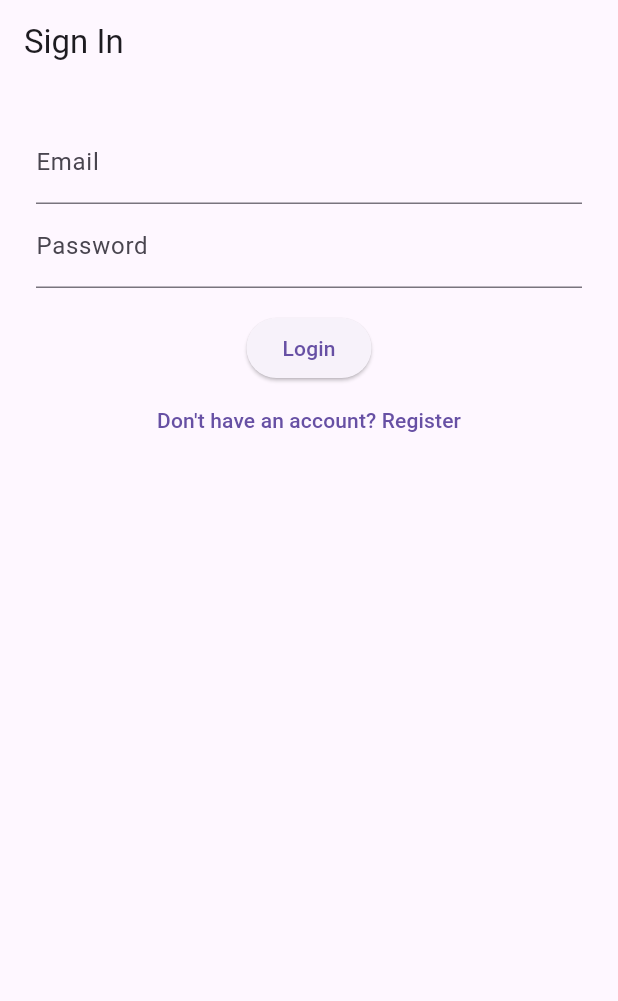
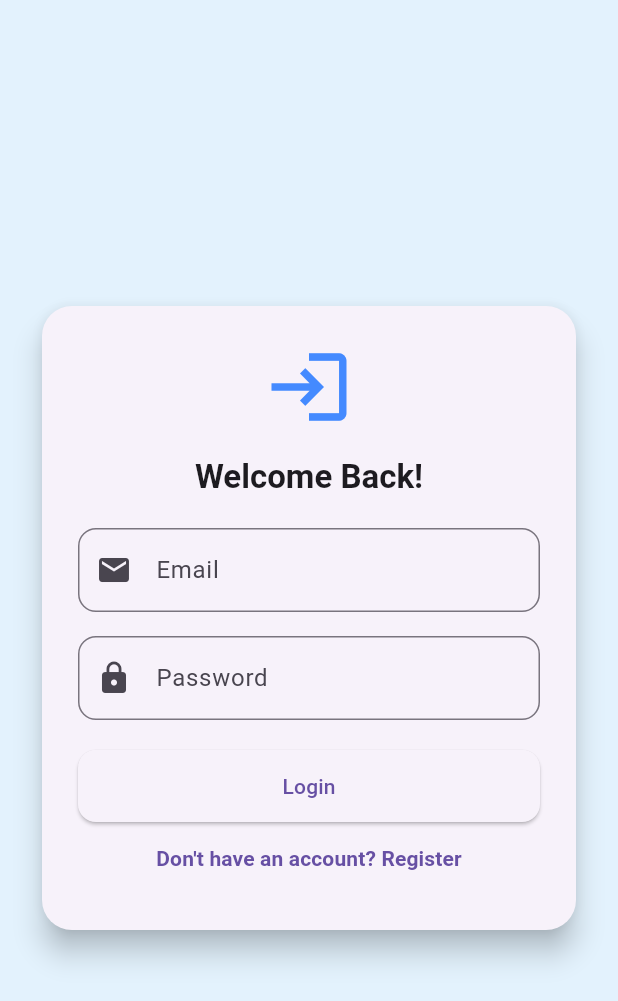
Before and after one commit to srikrishnakolli/class_activity_13, a Flutter app: the screen it shows after launch, on a phone screen of 412 x 824 dp. Shown: the top 1001 px of the screen. Run offline on Flutter 3.47's test engine with Material 3 defaults, Android fonts, the phone set to English and light mode, and no system bars; our stand-ins replace firebase_auth, firebase_core; accounts and stored records are empty.

Commit message:
addded btter ui flow

```diff
--- a/lib/main.dart
+++ b/lib/main.dart
@@ -20,7 +20,10 @@ class MyApp extends StatelessWidget {
   Widget build(BuildContext context) {
     return MaterialApp(
       title: 'Firebase Auth Demo',
-      theme: ThemeData(primarySwatch: Colors.blue),
+      theme: ThemeData(
+        primarySwatch: Colors.blue,
+        useMaterial3: true,
+      ),
       home: const AuthScreen(),
       debugShowCheckedModeBanner: false,
     );
@@ -70,31 +73,76 @@ class _AuthScreenState extends State<AuthScreen> {
   @override
   Widget build(BuildContext context) {
     return Scaffold(
-      appBar: AppBar(title: Text(isLogin ? 'Sign In' : 'Register')),
-      body: Padding(
+      backgroundColor: Colors.blue[50],
+      body: Center(
+        child: SingleChildScrollView(
+          padding: const EdgeInsets.all(24),
+          child: Card(
+            shape: RoundedRectangleBorder(
+              borderRadius: BorderRadius.circular(20),
+            ),
+            elevation: 8,
+            child: Padding(
               padding: const EdgeInsets.all(24),
               child: Form(
                 key: _formKey,
                 child: Column(
+                  mainAxisSize: MainAxisSize.min,
                   children: [
+                    Icon(
+                      isLogin ? Icons.login : Icons.person_add,
+                      size: 60,
+                      color: Colors.blueAccent,
+                    ),
+                    const SizedBox(height: 16),
+                    Text(
+                      isLogin ? 'Welcome Back!' : 'Create Account',
+                      style: Theme.of(context).textTheme.headline6?.copyWith(
+                            fontWeight: FontWeight.bold,
+                          ),
+                    ),
+                    const SizedBox(height: 20),
                     TextFormField(
                       controller: _emailController,
-                decoration: const InputDecoration(labelText: 'Email'),
+                      decoration: InputDecoration(
+                        labelText: 'Email',
+                        border: OutlineInputBorder(
+                          borderRadius: BorderRadius.circular(12),
+                        ),
+                        prefixIcon: const Icon(Icons.email),
+                      ),
                       validator: (val) =>
                           val != null && val.contains('@') ? null : 'Invalid email',
                     ),
+                    const SizedBox(height: 16),
                     TextFormField(
                       controller: _passwordController,
                       obscureText: true,
-                decoration: const InputDecoration(labelText: 'Password'),
-                validator: (val) => val != null && val.length >= 6
+                      decoration: InputDecoration(
+                        labelText: 'Password',
+                        border: OutlineInputBorder(
+                          borderRadius: BorderRadius.circular(12),
+                        ),
+                        prefixIcon: const Icon(Icons.lock),
+                      ),
+                      validator: (val) =>
+                          val != null && val.length >= 6
                               ? null
                               : 'Password must be 6+ characters',
                     ),
-              const SizedBox(height: 16),
-              ElevatedButton(
+                    const SizedBox(height: 20),
+                    SizedBox(
+                      width: double.infinity,
+                      child: ElevatedButton(
+                        style: ElevatedButton.styleFrom(
+                          padding: const EdgeInsets.symmetric(vertical: 14),
+                          shape: RoundedRectangleBorder(
+                            borderRadius: BorderRadius.circular(12),
+                          ),
+                        ),
                         onPressed: _submit,
                         child: Text(isLogin ? 'Login' : 'Register'),
+                      ),
                     ),
                     TextButton(
                       onPressed: () {
@@ -103,13 +151,25 @@ class _AuthScreenState extends State<AuthScreen> {
                           errorMsg = '';
                         });
                       },
-                child: Text(isLogin
+                      child: Text(
+                        isLogin
                             ? 'Don\'t have an account? Register'
-                    : 'Already have an account? Login'),
+                            : 'Already have an account? Login',
+                        style: const TextStyle(fontWeight: FontWeight.w600),
+                      ),
                     ),
                     if (errorMsg.isNotEmpty)
-                Text(errorMsg, style: TextStyle(color: Colors.red)),
+                      Padding(
+                        padding: const EdgeInsets.only(top: 12),
+                        child: Text(
+                          errorMsg,
+                          style: const TextStyle(color: Colors.red),
+                        ),
+                      ),
                   ],
+                ),
+              ),
+            ),
           ),
         ),
       ),
```
Lines whose indentation alone changed are shown as unchanged.
